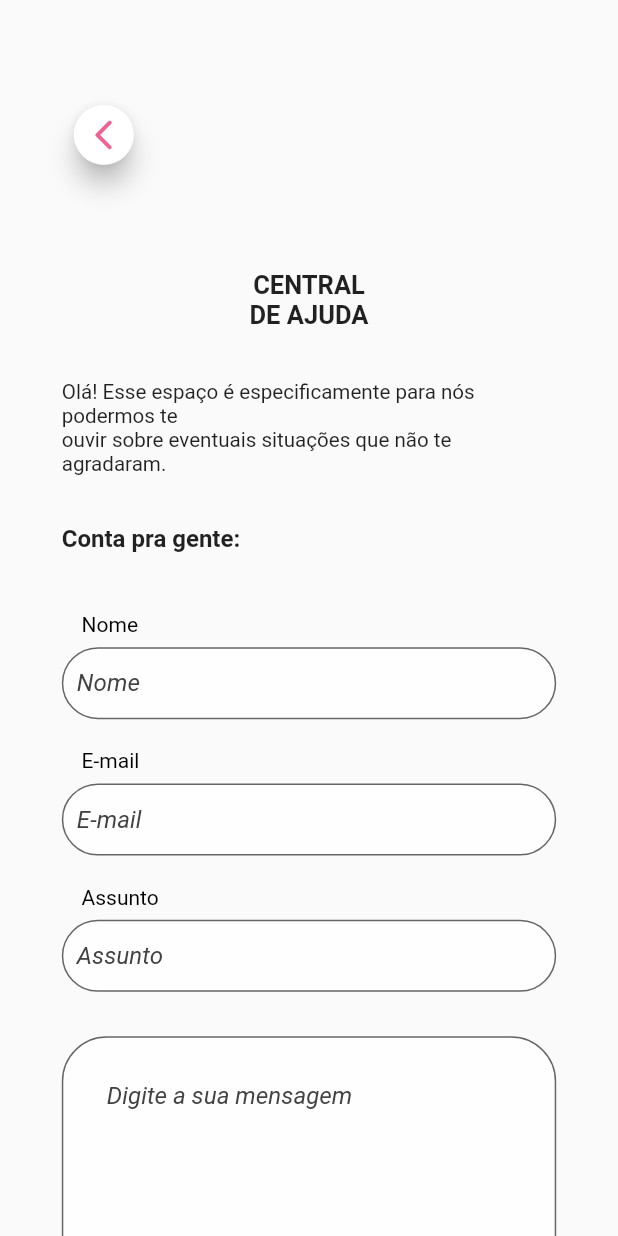
After one commit to devgrupogatti/mobxvitrine, a Flutter app: the CentralAjuda screen opened by its route, on a phone screen of 412 x 824 dp. The commit adds this screen. Run offline on Flutter 3.47's test engine with Material 2 defaults, Android fonts, the phone set to English and light mode, and no system bars; our stand-ins replace carousel_pro, carousel_slider, dotted_line, flutter_mobx, flutter_svg, image_picker and 1 more; project files that could hold a hidden picture were left out.

Commit message:
construcao da tela de atendimento

```diff
--- a/vitrinebeauty/lib/main.dart
+++ b/vitrinebeauty/lib/main.dart
@@ -7,6 +7,7 @@ import 'package:vitrinebeauty/model/conta_usuario.dart';
 import 'package:vitrinebeauty/provider/autenticacao.dart';
 import 'package:vitrinebeauty/provider/provider_vitrine.dart';
 import 'package:vitrinebeauty/provider/requisicao_profissionais.dart';
+import 'package:vitrinebeauty/screen/vb_central_ajuda.dart';
 import 'package:vitrinebeauty/utils/app_routes.dart';
 import 'package:vitrinebeauty/view/cadastro.dart';
 import 'package:vitrinebeauty/view/login.dart';
@@ -61,6 +62,7 @@ class VitrineBeauty extends StatelessWidget {
           AppRoutes.LOGIN: (ctx) => Login(),
           AppRoutes.CADASTRO: (ctx) => Cadastro(),
           AppRoutes.VITRINEBEAUTY: (ctx) => VitrineBeauty(),
+          AppRoutes.AJUDA: (ctx) => CentralAjuda(),
         },
         // RecuperarSenha(),
       ),
--- /dev/null
+++ b/vitrinebeauty/lib/screen/vb_central_ajuda.dart
@@ -0,0 +1,259 @@
+// ignore_for_file: use_key_in_widget_constructors, avoid_unnecessary_containers, prefer_const_constructors
+
+import 'package:flutter/material.dart';
+import 'package:vitrinebeauty/utils/adaptative_text_size.dart';
+import 'package:vitrinebeauty/utils/hexColor.dart';
+import 'package:vitrinebeauty/widgets/widgets_central_ajuda/titulo.dart';
+import 'package:vitrinebeauty/widgets/widgets_central_ajuda/titulo_campo.dart';
+
+class CentralAjuda extends StatefulWidget {
+  //const CentralAjuda({Key? key}) : super(key: key);
+
+  @override
+  _CentralAjudaState createState() => _CentralAjudaState();
+}
+
+class _CentralAjudaState extends State<CentralAjuda> {
+  final myController = TextEditingController();
+
+  @override
+  void dispose() {
+    // Clean up the controller when the widget is disposed.
+    myController.dispose();
+    super.dispose();
+  }
+
+  Widget _campoTexto(
+    double altura,
+    double largura,
+    String? nomeCampo,
+  ) {
+    return Padding(
+      padding: EdgeInsets.symmetric(vertical: altura * 0.02),
+      child: Column(
+        children: [
+          TituloCampo(altura * 0.08, nomeCampo!),
+          Padding(
+            padding: EdgeInsets.symmetric(vertical: altura * 0.02),
+            child: TextFormField(
+              decoration: InputDecoration(
+                contentPadding: EdgeInsets.fromLTRB(10, 10, 10, 0),
+                border: OutlineInputBorder(
+                  borderRadius: const BorderRadius.all(
+                    Radius.circular(30.0),
+                  ),
+                ),
+                filled: true,
+                hintStyle: TextStyle(
+                    color: Colors.grey[800], fontStyle: FontStyle.italic),
+                hintText: nomeCampo,
+                fillColor: Colors.white70,
+              ),
+              onSaved: (_) {},
+            ),
+          ),
+        ],
+      ),
+    );
+  }
+
+  Widget _campoEmail(
+    double altura,
+    double largura,
+    String? nomeCampo,
+  ) {
+    return Padding(
+      padding: EdgeInsets.symmetric(vertical: altura * 0.02),
+      child: Column(
+        children: [
+          TituloCampo(altura * 0.08, nomeCampo!),
+          Padding(
+            padding: EdgeInsets.symmetric(vertical: altura * 0.02),
+            child: TextFormField(
+              decoration: InputDecoration(
+                contentPadding: EdgeInsets.fromLTRB(10, 10, 10, 0),
+                border: OutlineInputBorder(
+                  borderRadius: const BorderRadius.all(
+                    Radius.circular(30.0),
+                  ),
+                ),
+                filled: true,
+                hintStyle: TextStyle(
+                    color: Colors.grey[800], fontStyle: FontStyle.italic),
+                hintText: nomeCampo,
+                fillColor: Colors.white70,
+              ),
+              onSaved: (_) {},
+            ),
+          ),
+        ],
+      ),
+    );
+  }
+
+  Widget _alteracaoSenha(
+    double altura,
+    double largura,
+    String? nomeCampo,
+    TextInputType tipoCampo,
+    bool ehsenha,
+    String tipoChave,
+  ) {
+    return Column(
+      children: [
+        TituloCampo(altura, nomeCampo!),
+        TextFormField(
+          obscureText: true,
+          decoration: InputDecoration(
+            contentPadding: EdgeInsets.fromLTRB(10, 10, 10, 0),
+            border: OutlineInputBorder(
+              borderRadius: const BorderRadius.all(
+                Radius.circular(30.0),
+              ),
+            ),
+            filled: true,
+            hintStyle:
+                TextStyle(color: Colors.grey[800], fontStyle: FontStyle.italic),
+            hintText: nomeCampo,
+            fillColor: Colors.white70,
+          ),
+          onSaved: (_) {},
+        ),
+      ],
+    );
+  }
+
+  @override
+  Widget build(BuildContext context) {
+    double largura = MediaQuery.of(context).size.width;
+    double larguraIcone = largura * 0.5;
+    double altura = MediaQuery.of(context).size.height;
+    double alturaIcone = altura * 0.1;
+    double alturaPadding = altura * 0.4;
+    return Scaffold(
+      body: SingleChildScrollView(
+        child: Padding(
+          padding: EdgeInsets.only(
+            top: alturaPadding * 0.2,
+            left: largura * 0.1,
+            right: largura * 0.1,
+          ),
+          child: Container(
+            child: Column(
+              children: [
+                Container(
+                  alignment: Alignment.centerLeft,
+                  child: ElevatedButton(
+                    style: ElevatedButton.styleFrom(
+                      primary: Colors.white,
+                      elevation: 7.0,
+                      shape: const CircleBorder(),
+                      minimumSize: const Size(40, 40),
+                    ),
+                    onPressed: () {
+                      Navigator.of(context).pop();
+                    },
+                    child: Icon(
+                      Icons.arrow_back_ios_new_rounded,
+                      color: Colors.pink[300],
+                    ),
+                  ),
+                ),
+                Titulo(alturaPadding),
+                Container(
+                  alignment: Alignment.centerLeft,
+                  child: Column(
+                    // ignore: prefer_const_literals_to_create_immutables
+                    children: [
+                      Text(
+                        'Olá! Esse espaço é especificamente para nós podermos te',
+                        style: TextStyle(
+                          fontSize: AdaptiveTextSize()
+                              .getadaptiveTextSize(context, 12),
+                        ),
+                      ),
+                      Text(
+                        'ouvir sobre eventuais situações que não te agradaram.',
+                        style: TextStyle(
+                          fontSize: AdaptiveTextSize()
+                              .getadaptiveTextSize(context, 12),
+                        ),
+                      ),
+                    ],
+                  ),
+                ),
+                Padding(
+                  padding: EdgeInsets.symmetric(vertical: alturaPadding * 0.1),
+                  child: Container(
+                    alignment: Alignment.centerLeft,
+                    child: Text(
+                      'Conta pra gente:',
+                      style:
+                          TextStyle(fontSize: 16, fontWeight: FontWeight.w700),
+                    ),
+                  ),
+                ),
+                Container(
+                  alignment: Alignment.center,
+                  child: Column(
+                    mainAxisAlignment: MainAxisAlignment.spaceAround,
+                    children: [
+                      _campoTexto(altura * 0.4, largura, 'Nome'),
+                      _campoEmail(
+                        altura * 0.4,
+                        largura,
+                        'E-mail',
+                      ),
+                      _campoTexto(altura * 0.4, largura, 'Assunto'),
+                      Padding(
+                        padding: EdgeInsets.symmetric(vertical: altura * 0.02),
+                        child: TextFormField(
+                          decoration: InputDecoration(
+                            contentPadding: EdgeInsets.fromLTRB(30, 30, 30, 30),
+                            border: OutlineInputBorder(
+                              borderRadius: const BorderRadius.all(
+                                Radius.circular(30.0),
+                              ),
+                            ),
+                            filled: true,
+                            hintStyle: TextStyle(
+                                color: Colors.grey[800],
+                                fontStyle: FontStyle.italic),
+                            hintText: 'Digite a sua mensagem',
+                            fillColor: Colors.white70,
+                          ),
+                          controller: myController,
+                          maxLength: 1000,
+                          maxLines: 12,
+                          onSaved: (_) {},
+                        ),
+                      ),
+                      ElevatedButton(
+                          style: ElevatedButton.styleFrom(
+                            onPrimary: HexColor('#525050'),
+                            primary: HexColor('#76FFDA').withOpacity(0.9),
+                            shape: const RoundedRectangleBorder(
+                              borderRadius:
+                                  BorderRadius.all(Radius.circular(29)),
+                            ),
+                          ),
+                          onPressed: () {},
+                          child: Container(
+                            alignment: Alignment.center,
+                            width: double.infinity,
+                            child: Text(
+                              'Enviar',
+                              style: TextStyle(fontWeight: FontWeight.w600),
+                            ),
+                          ))
+                    ],
+                  ),
+                ),
+              ],
+            ),
+          ),
+        ),
+      ),
+    );
+  }
+}
--- /dev/null
+++ b/vitrinebeauty/lib/utils/adaptative_text_size.dart
@@ -0,0 +1,10 @@
+import 'package:flutter/material.dart';
+
+class AdaptiveTextSize {
+  const AdaptiveTextSize();
+
+  getadaptiveTextSize(BuildContext context, dynamic value) {
+    // 720 is medium screen height
+    return (value / 720) * MediaQuery.of(context).size.height;
+  }
+}
--- a/vitrinebeauty/lib/utils/app_routes.dart
+++ b/vitrinebeauty/lib/utils/app_routes.dart
@@ -4,6 +4,7 @@ class AppRoutes {
   static const AUTHOUVITRINE = '/';
   static const LOGIN = '/login';
   static const CADASTRO = '/cadastro';
+  static const AJUDA = '/cental-ajuda';
   static const VITRINEBEAUTY = '/tela-vitrine-beauty';
   static const CONFIGURACOES = '/tela-configuracoes';
 }
--- a/vitrinebeauty/lib/view/vb_dash.dart
+++ b/vitrinebeauty/lib/view/vb_dash.dart
@@ -97,7 +97,7 @@ class _VBTabScrerenState extends State<VBTabScreren> {
           _selectedScreenIndex < 3 ? Colors.white : HexColor('#260633'),
       body: SingleChildScrollView(
           controller: _controller,
-          child: _selectedScreenIndex < 2
+          child: _selectedScreenIndex < 3
               ? _screens[_selectedScreenIndex]['screen']
               : Padding(
                   padding: EdgeInsets.only(
--- a/vitrinebeauty/lib/widgets/cab_inicio.dart
+++ b/vitrinebeauty/lib/widgets/cab_inicio.dart
@@ -4,6 +4,7 @@ import 'package:flutter/cupertino.dart';
 import 'package:flutter/material.dart';
 import 'package:flutter/painting.dart';
 import 'package:flutter_svg/svg.dart';
+import 'package:vitrinebeauty/utils/app_routes.dart';
 import 'package:vitrinebeauty/utils/hexColor.dart';
 
 class CabecalhoInicio extends StatefulWidget {
@@ -53,10 +54,15 @@ class _CabecalhoInicioState extends State<CabecalhoInicio> {
                 ),
               ),
               Icon(Icons.notification_important_rounded),
-              SvgPicture.asset(
-                duvidaIcon,
-                width: larguraIcone * 0.2,
-                height: alturaIcone * 0.3,
+              IconButton(
+                icon: SvgPicture.asset(
+                  duvidaIcon,
+                  width: larguraIcone * 0.2,
+                  height: alturaIcone * 0.3,
+                ),
+                onPressed: () {
+                  Navigator.of(context).pushNamed(AppRoutes.AJUDA);
+                },
               ),
             ],
           ),
--- /dev/null
+++ b/vitrinebeauty/lib/widgets/widgets_central_ajuda/titulo.dart
@@ -0,0 +1,32 @@
+import 'package:flutter/material.dart';
+
+class Titulo extends StatelessWidget {
+  final double alturaPadding;
+  const Titulo(this.alturaPadding, {Key? key}) : super(key: key);
+
+  @override
+  Widget build(BuildContext context) {
+    return Padding(
+      padding: EdgeInsets.only(
+          top: alturaPadding * 0.2, bottom: alturaPadding * 0.1),
+      child: Container(
+        alignment: Alignment.center,
+        child: Column(
+          crossAxisAlignment: CrossAxisAlignment.center,
+          // ignore: prefer_const_literals_to_create_immutables
+          children: [
+            // ignore: prefer_const_constructors
+            Text(
+              'CENTRAL',
+              style: TextStyle(fontSize: 17, fontWeight: FontWeight.w600),
+            ),
+            Text(
+              'DE AJUDA',
+              style: TextStyle(fontSize: 17, fontWeight: FontWeight.w600),
+            ),
+          ],
+        ),
+      ),
+    );
+  }
+}
--- /dev/null
+++ b/vitrinebeauty/lib/widgets/widgets_central_ajuda/titulo_campo.dart
@@ -0,0 +1,25 @@
+import 'package:flutter/material.dart';
+
+class TituloCampo extends StatelessWidget {
+  final double altura;
+  final String campo;
+  const TituloCampo(this.altura, this.campo, {Key? key}) : super(key: key);
+
+  @override
+  Widget build(BuildContext context) {
+    return Container(
+      alignment: Alignment.centerLeft,
+      child: Container(
+        margin: EdgeInsets.only(bottom: altura * 0.02, left: altura * 0.5),
+        child: Text(
+          campo,
+          style: const TextStyle(
+            color: Colors.black,
+            fontSize: 14,
+            fontStyle: FontStyle.normal,
+          ),
+        ),
+      ),
+    );
+  }
+}
```
